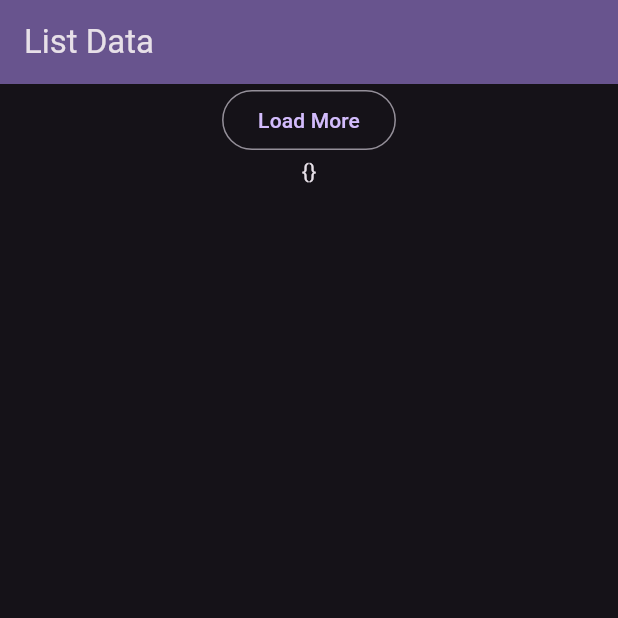
After one commit to Amelia06-anf/ameliandini_prefb, a Flutter app: the screen it shows after launch, after a tap on "Load More", on a phone screen of 412 x 824 dp, the top half of it. The commit adds this screen. Run offline on Flutter 3.47's test engine with Material 3 defaults, Android fonts, the phone set to English and light mode, and no system bars; our stand-ins replace cloud_firestore, firebase_core; accounts and stored records are empty.

Commit message:
materi2 firestorex

```diff
--- a/lib/app.dart
+++ b/lib/app.dart
@@ -1,4 +1,5 @@
 import 'package:amelia_prefb/firestore.dart';
+import 'package:amelia_prefb/firestorex.dart';
 import 'package:amelia_prefb/home.dart';
 import 'package:flutter/material.dart';
 
@@ -16,6 +17,6 @@ class MyApp extends StatelessWidget {
           ),
           useMaterial3: true,
         ),
-        home: const FirestoreScreen());
+        home: const FirestoreX());
   }
 }
--- /dev/null
+++ b/lib/firestorex.dart
@@ -0,0 +1,92 @@
+import 'package:cloud_firestore/cloud_firestore.dart';
+import 'package:flutter/material.dart';
+
+class FirestoreX extends StatefulWidget {
+  const FirestoreX({super.key});
+
+  @override
+  State<FirestoreX> createState() => _FirestoreXState();
+}
+
+Future<QuerySnapshot> getColl() async {
+  final result = await FirebaseFirestore.instance.collection('username').get();
+  return result;
+}
+
+Future<DocumentSnapshot> getDoc() async {
+  final result = await FirebaseFirestore.instance.collection('userDetail').doc(id).get();
+  // debugPrint(result.data().toString());
+  return result;
+}
+
+var id = '';
+
+class _FirestoreXState extends State<FirestoreX> {
+  @override
+  Widget build(BuildContext context) {
+    return Scaffold(
+        appBar: AppBar(
+          title: const Text('List Data'),
+          backgroundColor: Theme.of(context).colorScheme.inversePrimary,
+        ),
+        body: Center(
+          child: Column(
+            // mainAxisAlignment: MainAxisAlignment.center,
+            children: [
+              FutureBuilder(
+                future: getColl(),
+                builder: (context, snapshot) {
+                  if (snapshot.hasData) {
+                    final length = snapshot.data!.docs.length;
+                    return Column(
+                      children: [
+                        ...List.generate(
+                          length,
+                          (index) => GestureDetector(
+                            onTap: () {
+                              // print('halo');
+                              setState(() {
+                                id = snapshot.data!.docs[index].id;
+                              });
+                              getDoc();
+                            },
+                            child: Container(
+                              margin: const EdgeInsets.all(5),
+                              color: Colors.pink,
+                              child: Row(
+                                children: [
+                                  Text("[${snapshot.data!.docs[index].id.toString()}]"),
+                                  const SizedBox(height: 5),
+                                  Text(snapshot.data!.docs[index]['nama'].toString()),
+                                ],
+                              ),
+                            ),
+                          ),
+                        )
+                      ],
+                    );
+                  }
+                  return const Text('text');
+                },
+              ),
+              OutlinedButton(
+                onPressed: () {},
+                child: const Text('Load More'),
+              ),
+              FutureBuilder(
+                future: getDoc(),
+                builder: (context, snapshot) {
+                  if (snapshot.connectionState == ConnectionState.waiting) {
+                    return const Text('Loading....');
+                  }
+                  if (snapshot.hasData) {
+                    return Text(snapshot.data!.data().toString());
+                  }
+                  return const Text('text');
+                },
+              )
+            ],
+          ),
+        ));
+  }
+}
```
